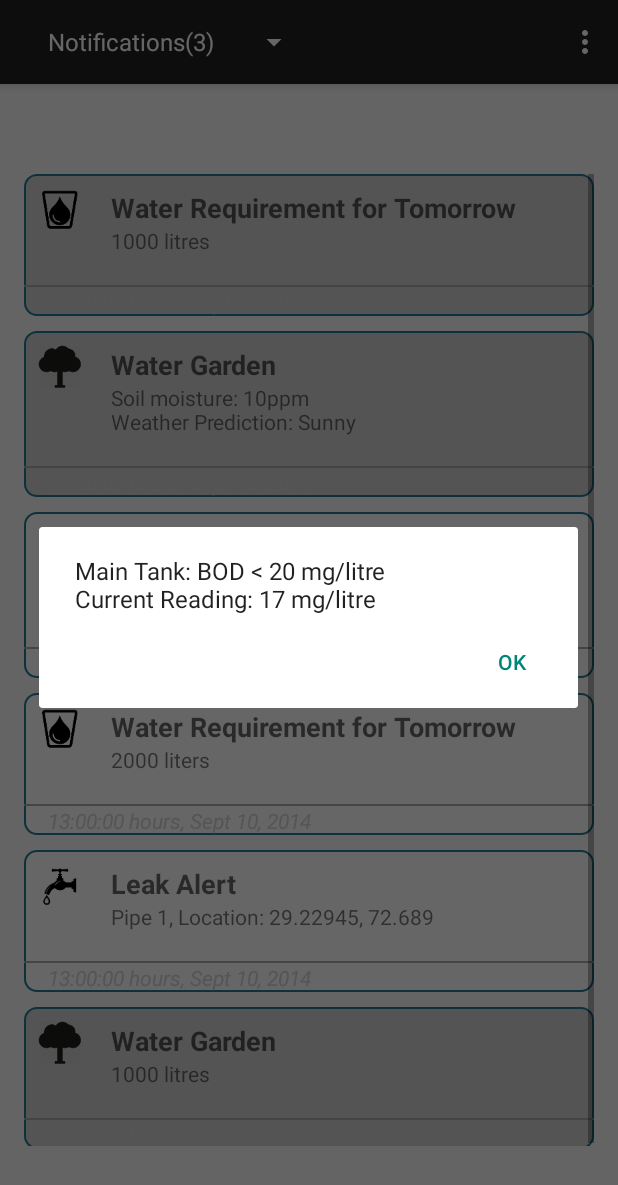
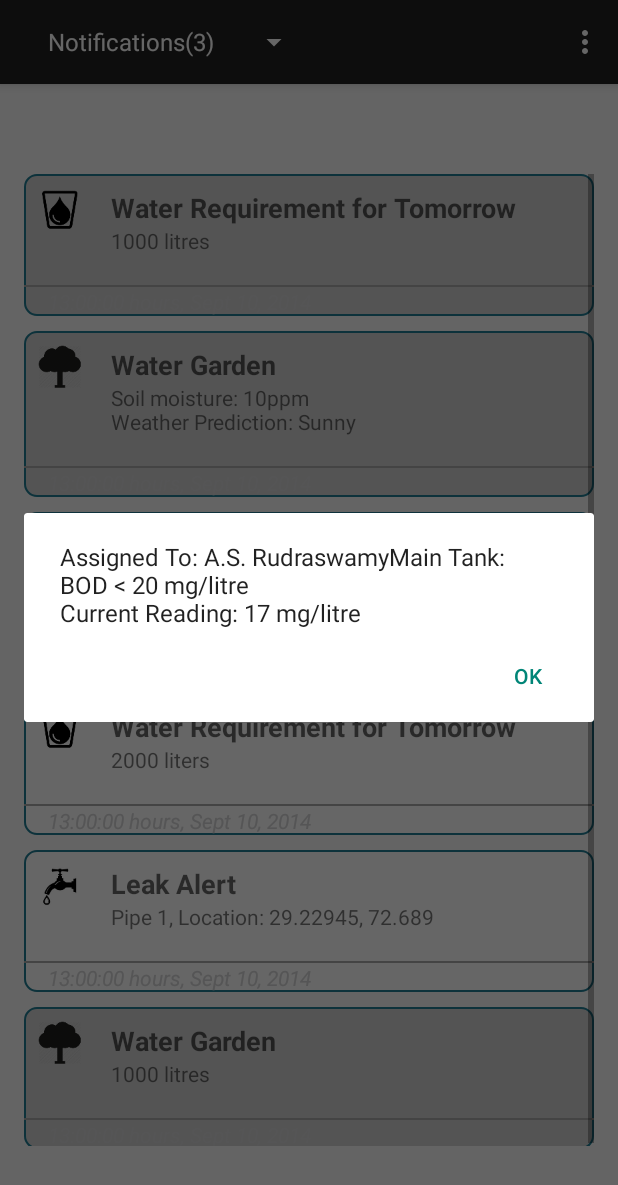
Before and after one commit to smartwatermanagement/self-healing-water-networks, an Android app: the screen it shows after launch (HomeActivity), after a tap on "Alert", on a phone screen of 412 x 824 dp. Shown: the top 1185 px of the screen. Run offline under Robolectric (Android 15) with nearby library versions, the phone set to English and light mode, and no system bars.

Commit message:
Notification Details changed

```diff
--- a/SWN/app/src/main/java/notifications/NotificationsFragment.java
+++ b/SWN/app/src/main/java/notifications/NotificationsFragment.java
@@ -334,7 +334,7 @@ public class NotificationsFragment extends Fragment {
         public Dialog onCreateDialog(Bundle savedInstanceState) {
             // Use the Builder class for convenient dialog construction
             AlertDialog.Builder builder = new AlertDialog.Builder(getActivity());
-            builder.setMessage(notificationDetails)
+            builder.setMessage("Assigned To: A.S. Rudraswamy" + notificationDetails)
                     .setPositiveButton("OK", new DialogInterface.OnClickListener() {
                         public void onClick(DialogInterface dialog, int id) {
                             dialog.dismiss();
```
